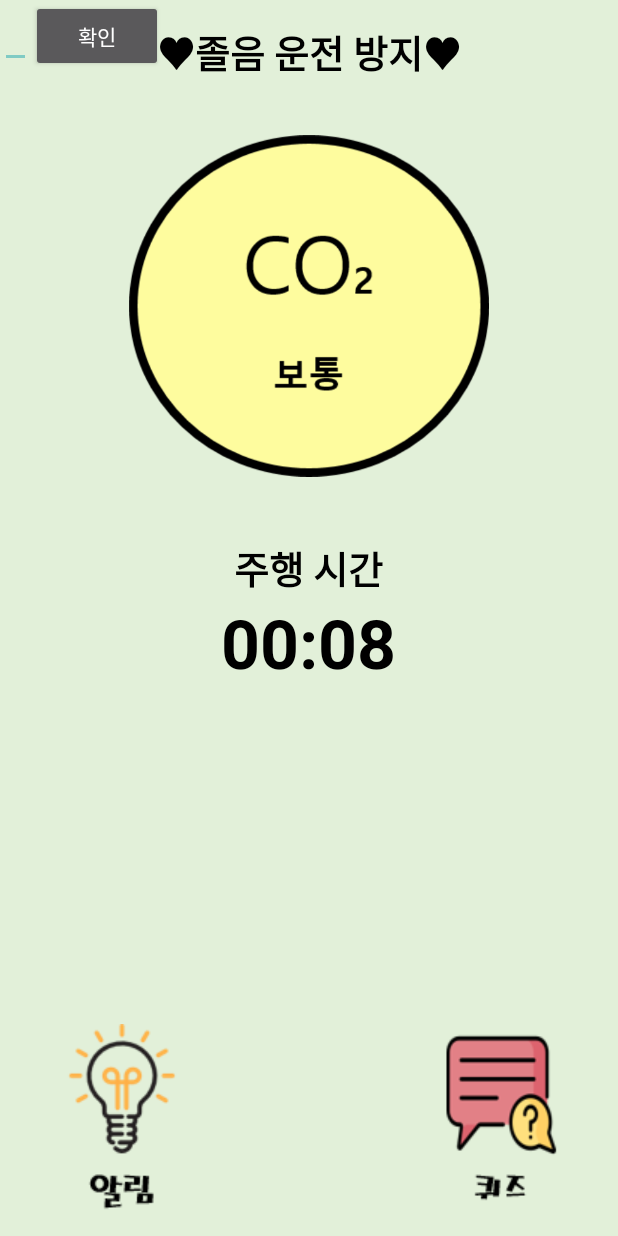
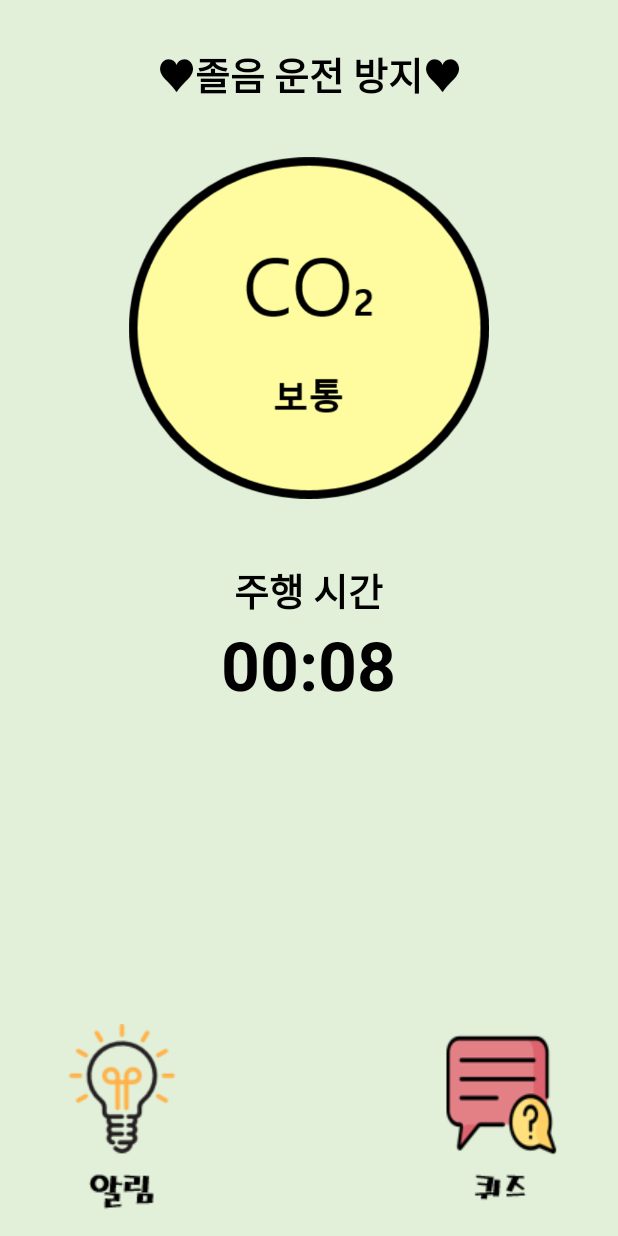
Before and after one commit to NASEYUN/Ahchacha, an Android app: the screen it shows after launch (MainActivity), on a phone screen of 412 x 824 dp. Run offline under Robolectric (Android 15) with nearby library versions, the phone set to English and light mode, and no system bars.

Commit message:
메인 UI수정

```diff
--- a/app/src/main/java/com/naseyun/computer/ahchacha/MainActivity.java
+++ b/app/src/main/java/com/naseyun/computer/ahchacha/MainActivity.java
@@ -26,14 +26,14 @@ public class MainActivity extends AppCompatActivity {
     ImageButton btn1;
     ImageButton btn2;
 
-    EditText et;
+    //EditText et;
 
     @Override
     protected void onCreate(Bundle savedInstanceState) {
         super.onCreate(savedInstanceState);
         setContentView(R.layout.activity_main);
 
-        et=(EditText)findViewById(R.id.et);
+        //et=(EditText)findViewById(R.id.et);
 
         imageView=(ImageView)findViewById(R.id.imageView);
         //toggleButton=(ToggleButton)findViewById(R.id.toggleButton);
@@ -101,7 +101,7 @@ public class MainActivity extends AppCompatActivity {
     }
 
 
-    public void mOnClick(View v){//co2값에 따라 이미지 바뀌는지 확인
+    /*public void mOnClick(View v){//co2값에 따라 이미지 바뀌는지 확인
         try {
             String co = et.getText().toString().trim();
             Co2 = Integer.parseInt(co);
@@ -109,7 +109,7 @@ public class MainActivity extends AppCompatActivity {
         } catch(NumberFormatException e){
             Toast.makeText(this, "숫자만 입력하세요", Toast.LENGTH_SHORT).show();
         }
-    }
+    }*/
 
     public void setImage(int Co2){//co2값에 따라 이미지 변경
         Log.d(TAG,"setImage실행");
--- a/app/src/main/res/layout/activity_main.xml
+++ b/app/src/main/res/layout/activity_main.xml
@@ -3,6 +3,7 @@
     android:layout_width="match_parent"
     android:layout_height="match_parent"
     android:background="#E2F0D9">
+    <!--
     <EditText
         android:layout_width="wrap_content"
         android:layout_height="wrap_content"
@@ -13,7 +14,7 @@
         android:layout_height="wrap_content"
         android:layout_toRightOf="@+id/et"
         android:text="확인"
-        android:onClick="mOnClick"></Button>
+        android:onClick="mOnClick"></Button>-->
 
     <TextView
         android:id="@+id/text1"
@@ -24,7 +25,7 @@
         android:textStyle="bold"
         android:textColor="#000000"
         android:textAlignment="center"
-        android:layout_marginTop="15dp"/>
+        android:layout_marginTop="30dp"/>
     <ImageView
         android:id="@+id/imageView"
         android:layout_width="240dp"
```
